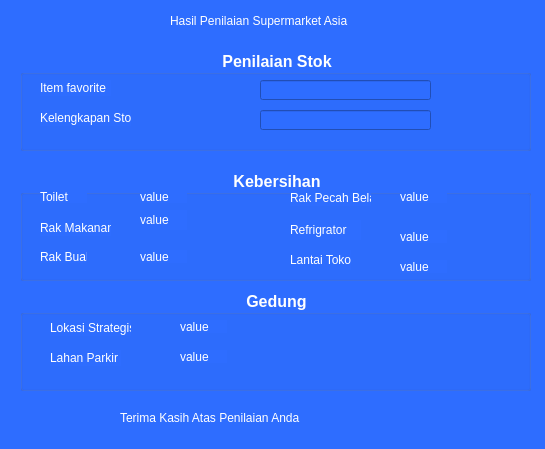
Above: result.ui from wahyu-pro/pyqtchallenge5 before the change. Below: the same form after it.
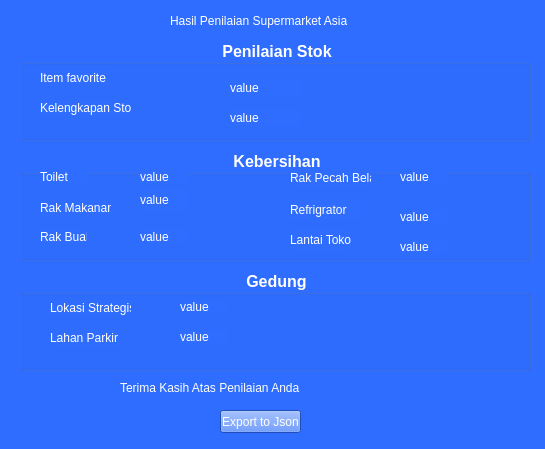
That is the form after the change.

Patch:
```diff
--- a/result.ui
+++ b/result.ui
@@ -20,7 +20,7 @@
    <property name="geometry">
     <rect>
      <x>20</x>
-     <y>50</y>
+     <y>40</y>
      <width>511</width>
      <height>101</height>
     </rect>
@@ -68,25 +68,31 @@
      <string>Kelengkapan Stok</string>
     </property>
    </widget>
-   <widget class="QLineEdit" name="lineEdit_2">
+   <widget class="QLabel" name="label_21">
     <property name="geometry">
      <rect>
-      <x>240</x>
-      <y>60</y>
-      <width>171</width>
-      <height>20</height>
+      <x>210</x>
+      <y>40</y>
+      <width>71</width>
+      <height>16</height>
      </rect>
     </property>
+    <property name="text">
+     <string>value</string>
+    </property>
    </widget>
-   <widget class="QLineEdit" name="lineEdit_3">
+   <widget class="QLabel" name="label_22">
     <property name="geometry">
      <rect>
-      <x>240</x>
-      <y>30</y>
-      <width>171</width>
-      <height>20</height>
+      <x>210</x>
+      <y>70</y>
+      <width>71</width>
+      <height>16</height>
      </rect>
     </property>
+    <property name="text">
+     <string>value</string>
+    </property>
    </widget>
   </widget>
   <widget class="QLabel" name="label">
@@ -110,7 +116,7 @@
    <property name="geometry">
     <rect>
      <x>20</x>
-     <y>170</y>
+     <y>150</y>
      <width>511</width>
      <height>111</height>
     </rect>
@@ -293,7 +299,7 @@
    <property name="geometry">
     <rect>
      <x>20</x>
-     <y>290</y>
+     <y>270</y>
      <width>511</width>
      <height>101</height>
     </rect>
@@ -372,7 +378,7 @@
    <property name="geometry">
     <rect>
      <x>120</x>
-     <y>410</y>
+     <y>380</y>
      <width>301</width>
      <height>16</height>
     </rect>
@@ -385,6 +391,22 @@
     <string>Terima Kasih Atas Penilaian Anda</string>
    </property>
   </widget>
+  <widget class="QPushButton" name="pushButton">
+   <property name="geometry">
+    <rect>
+     <x>220</x>
+     <y>410</y>
+     <width>81</width>
+     <height>23</height>
+    </rect>
+   </property>
+   <property name="styleSheet">
+    <string notr="true">color:rgb(255, 255, 255)</string>
+   </property>
+   <property name="text">
+    <string>Export to Json</string>
+   </property>
+  </widget>
  </widget>
  <resources/>
  <connections/>
```
